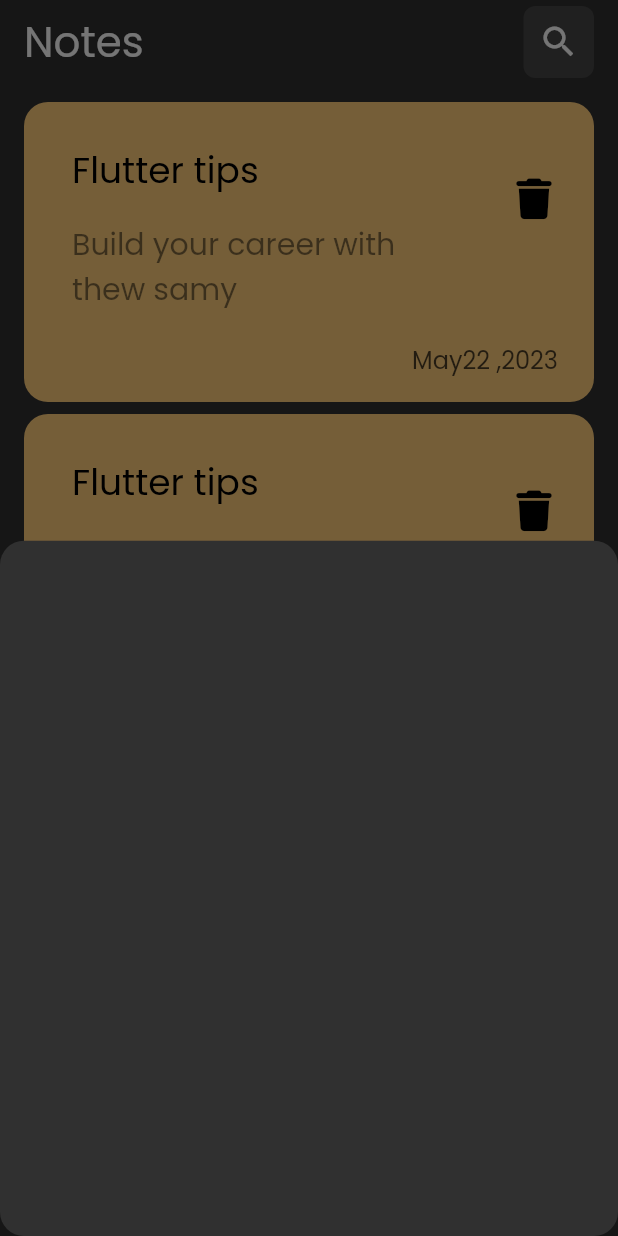
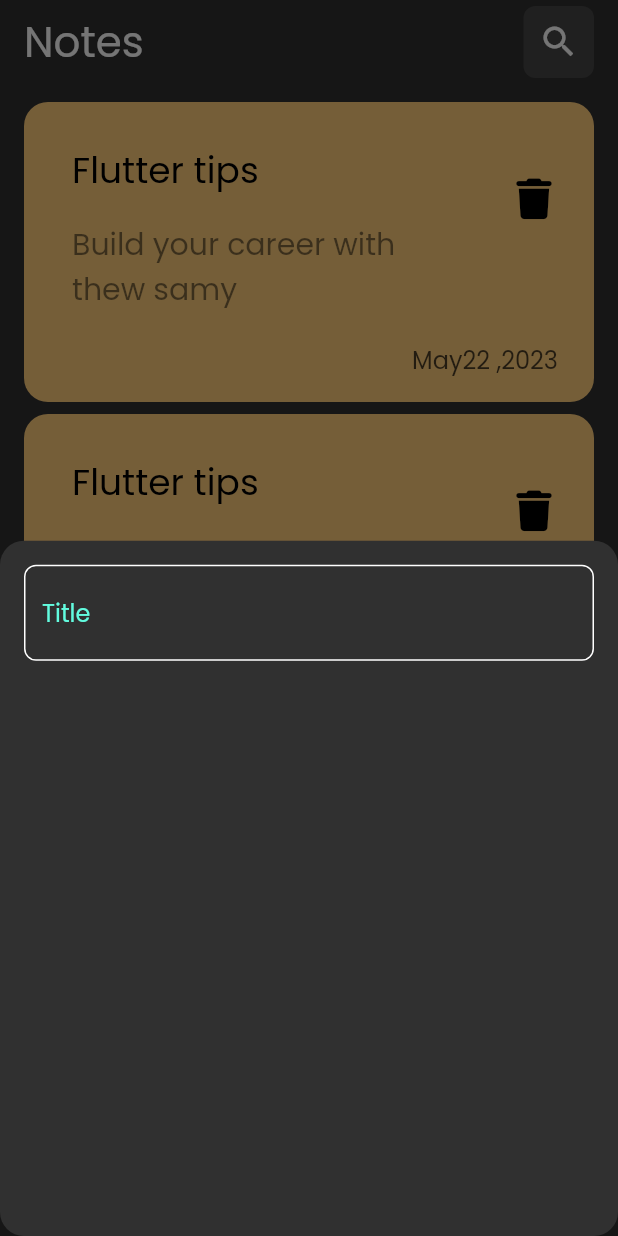
Before and after one commit to Mohamed123-r/notes-app, a Flutter app: the screen it shows after launch, after a tap on the "add" icon, on a phone screen of 412 x 824 dp. Run offline on Flutter 3.47's test engine with Material 2 defaults, Android fonts, the phone set to English and light mode, and no system bars; our stand-ins replace font_awesome_flutter.

Commit message:
create the text form field and add the custom color in the constants

```diff
--- /dev/null
+++ b/lib/constants.dart
@@ -0,0 +1,3 @@
+import 'dart:ui';
+
+Color kPrimaryColor =Color(0xff62fcdf);
--- a/lib/widgets/add_bottom_model_sheet.dart
+++ b/lib/widgets/add_bottom_model_sheet.dart
@@ -1,10 +1,19 @@
 import 'package:flutter/material.dart';
+
+import 'custom_text_field.dart';
 
 class AddNoteBottomSheet extends StatelessWidget {
   const AddNoteBottomSheet({super.key});
 
   @override
   Widget build(BuildContext context) {
-    return Container();
+    return Container(
+      child: Padding(
+        padding: const EdgeInsets.all(16.0),
+        child: Column(
+          children: [CustomTextField(),],
+        ),
+      ),
+    );
   }
 }
--- /dev/null
+++ b/lib/widgets/custom_text_field.dart
@@ -0,0 +1,33 @@
+import 'package:flutter/material.dart';
+
+import '../constants.dart';
+
+class CustomTextField extends StatelessWidget {
+  const CustomTextField({super.key});
+
+  @override
+  Widget build(BuildContext context) {
+    return TextField(
+      cursorColor: kPrimaryColor,
+      decoration: InputDecoration(
+        hintText: 'Title',
+        hintStyle: TextStyle(
+          color: kPrimaryColor,
+        ),
+
+        border: buildBorder(kPrimaryColor),
+        enabledBorder: buildBorder(Colors.white),
+        focusedBorder: buildBorder(kPrimaryColor),
+        //border:
+      ),
+    );
+  }
+
+  OutlineInputBorder buildBorder([color]) {
+    return OutlineInputBorder(
+        borderRadius: BorderRadius.circular(8),
+        borderSide: BorderSide(
+          color: color ?? Colors.white,
+        ));
+  }
+}
```
